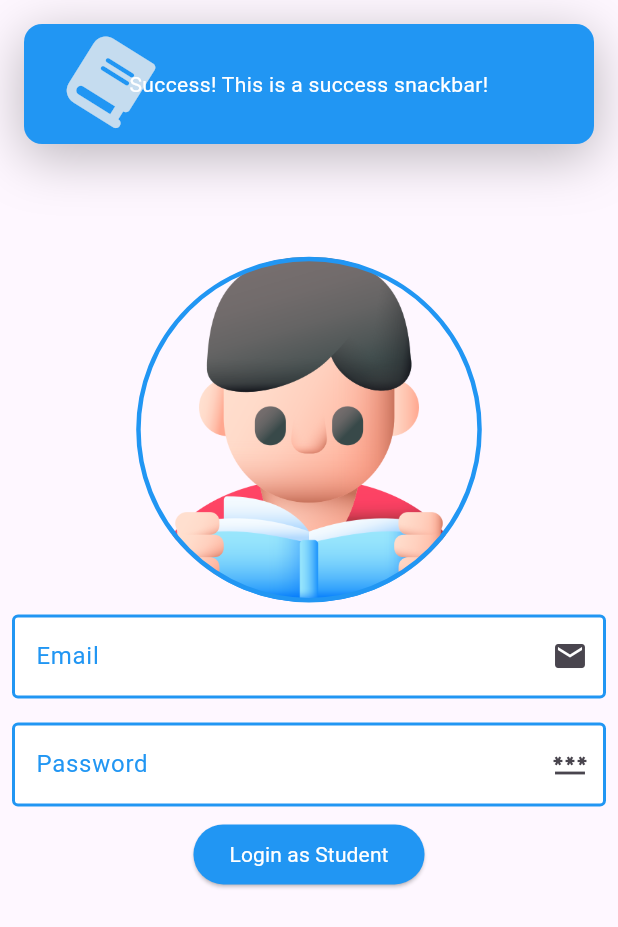
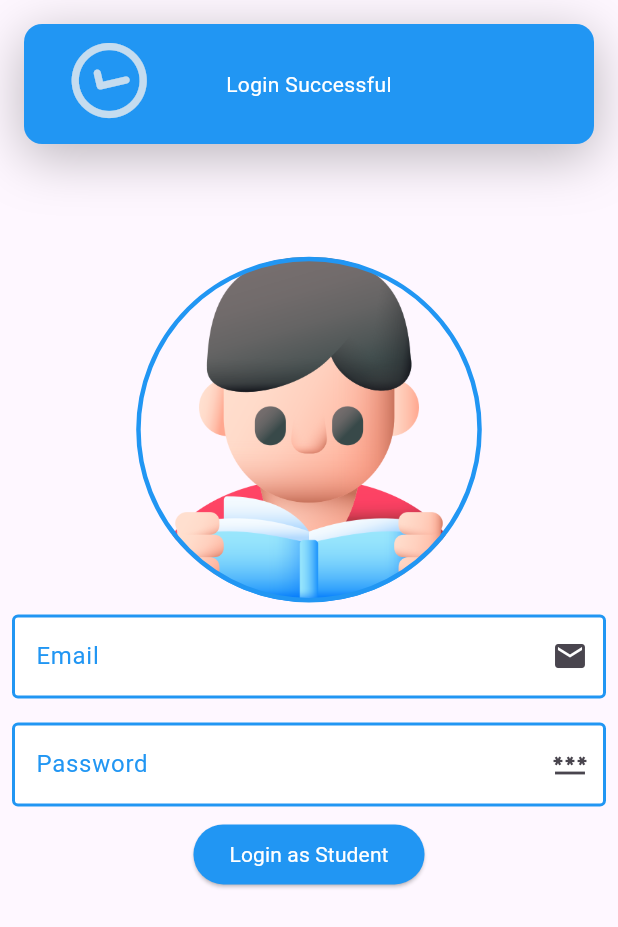
Before and after one commit to nezar-ismail/madrasati_flutter, a Flutter app: the StudentSignIn screen opened directly, after a tap on "Login as Student", on a phone screen of 412 x 824 dp. Shown: the top 927 px of the screen. Run offline on Flutter 3.47's test engine with Material 3 defaults, Android fonts, the phone set to English and light mode, and no system bars; drawn by our look-alikes of top_snackbar_flutter; our stand-ins replace device_info_plus, dio, flutter_bloc, flutter_secure_storage, font_awesome_flutter, get_it and 2 more; accounts and stored records are empty.

Commit message:
get it added

```diff
--- /dev/null
+++ b/lib/data/core/get_it.dart
@@ -0,0 +1,12 @@
+import 'package:get_it/get_it.dart';
+import 'package:madrasati/presintation/phone/features/sign_in/cubit/sign_in_cubit.dart';
+
+
+// Create an instance of GetIt
+final GetIt getIt = GetIt.instance;
+
+// This function will be used to register dependencies
+void setupLocator() {
+  getIt.registerLazySingleton<SignInCubit>(() => SignInCubit(getIt()));
+
+}
--- a/lib/main.dart
+++ b/lib/main.dart
@@ -1,11 +1,15 @@
 import 'package:flutter/material.dart';
 import 'package:hive_flutter/adapters.dart';
+import 'package:madrasati/data/core/get_it.dart';
 import 'package:madrasati/data/hive/student/student_box.dart';
 import 'package:madrasati/data/hive/student/student_feild.dart';
 import 'presintation/phone/features/sign_in/role_desesion.dart';
 
 void main() async{
   WidgetsFlutterBinding.ensureInitialized();
+
+  // setup locator for dependency injection in gitIt
+  setupLocator();
 
   // open hive, register adapters, and initialize
   await Hive.initFlutter();
--- a/lib/presintation/phone/features/sign_in/student_sign_in.dart
+++ b/lib/presintation/phone/features/sign_in/student_sign_in.dart
@@ -1,6 +1,8 @@
 import 'package:flutter/material.dart';
+import 'package:flutter_bloc/flutter_bloc.dart';
 import 'package:font_awesome_flutter/font_awesome_flutter.dart';
-import 'package:madrasati/presintation/phone/features/student/view/student_home.dart';
+import 'package:madrasati/data/core/get_it.dart';
+import 'package:madrasati/presintation/phone/features/sign_in/cubit/sign_in_cubit.dart';
 import 'package:top_snackbar_flutter/custom_snack_bar.dart';
 import 'package:top_snackbar_flutter/top_snack_bar.dart';
 
@@ -9,7 +11,9 @@ class StudentSignIn extends StatelessWidget {
 
   @override
   Widget build(BuildContext context) {
-    return Scaffold(
+    return BlocProvider(
+      create: (context) => getIt<SignInCubit>(),
+      child: Scaffold(
         appBar: AppBar(
           title: const Text('Student Sign In',
               style: TextStyle(fontFamily: 'Roboto')),
@@ -44,8 +48,10 @@ class StudentSignIn extends StatelessWidget {
                     border: OutlineInputBorder(),
                     suffixIcon: Icon(Icons.email),
                     hintText: 'Enter your email',
-                  hintStyle: TextStyle(color: Colors.grey,fontFamily: 'Roboto'),
-                  labelStyle: TextStyle(color: Colors.blue,fontFamily: 'Roboto'),
+                    hintStyle:
+                        TextStyle(color: Colors.grey, fontFamily: 'Roboto'),
+                    labelStyle:
+                        TextStyle(color: Colors.blue, fontFamily: 'Roboto'),
                     enabledBorder: OutlineInputBorder(
                       borderSide: BorderSide(color: Colors.blue, width: 2.0),
                     ),
@@ -65,8 +71,10 @@ class StudentSignIn extends StatelessWidget {
                     border: OutlineInputBorder(),
                     suffixIcon: Icon(Icons.password),
                     hintText: 'Enter your password',
-                  hintStyle: TextStyle(color: Colors.grey,fontFamily: 'Roboto'),
-                  labelStyle: TextStyle(color: Colors.blue,fontFamily: 'Roboto'),
+                    hintStyle:
+                        TextStyle(color: Colors.grey, fontFamily: 'Roboto'),
+                    labelStyle:
+                        TextStyle(color: Colors.blue, fontFamily: 'Roboto'),
                     enabledBorder: OutlineInputBorder(
                       borderSide: BorderSide(color: Colors.blue, width: 2.0),
                     ),
@@ -82,18 +90,8 @@ class StudentSignIn extends StatelessWidget {
                 ),
                 onPressed: () {
                   final overlayState = Overlay.of(context);
-            showTopSnackBar(
-              overlayState,
-              CustomSnackBar.success(
-                message: "Success! This is a success snackbar!",
-                backgroundColor: Colors.blue,
-                icon: Padding(
-                  padding: const EdgeInsets.symmetric(horizontal: 40),
-                  child:  Icon(FontAwesomeIcons.book, color: Colors.grey.shade200.withOpacity(0.8), size: 50,),
-                ),
-                textStyle: const TextStyle(color: Colors.white, fontFamily: 'Roboto'),
-              ),
-            );
+                  customSnackbar(overlayState, 'Login Successful',
+                      FontAwesomeIcons.checkCircle);
 
                   // Navigator.pushReplacement(
                   //   context,
@@ -112,6 +110,27 @@ class StudentSignIn extends StatelessWidget {
             ],
           ),
         ),
+      ),
+    );
+  }
+
+  void customSnackbar(
+      OverlayState overlayState, String message, IconData icon) {
+    return showTopSnackBar(
+      overlayState,
+      CustomSnackBar.success(
+        message: message,
+        backgroundColor: Colors.blue,
+        icon: Padding(
+          padding: const EdgeInsets.symmetric(horizontal: 40),
+          child: Icon(
+            icon,
+            color: Colors.grey.shade200.withOpacity(0.8),
+            size: 50,
+          ),
+        ),
+        textStyle: const TextStyle(color: Colors.white, fontFamily: 'Roboto'),
+      ),
     );
   }
 }
--- a/pubspec.yaml
+++ b/pubspec.yaml
@@ -43,6 +43,7 @@ dependencies:
   font_awesome_flutter: ^10.7.0
   device_info_plus: ^11.1.0
   top_snackbar_flutter: ^3.1.0
+  get_it: ^8.0.0
 
 dev_dependencies:
   build_runner: ^2.1.7
```
Also changed, not shown: lib/presintation/phone/features/sign_in/cubit/sign_in_cubit.dart (+4 -5 lines), pubspec.lock. Lines whose indentation alone changed are shown as unchanged.
